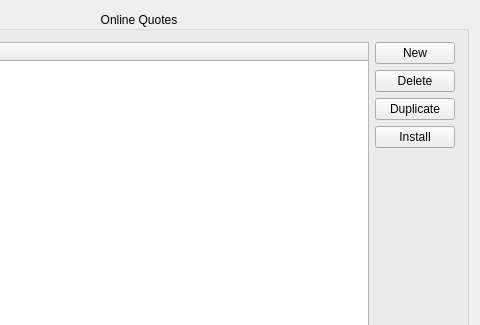
First picture: the form in src/alkonlinequotes.ui, repository KDE/alkimia, before the edit; both pictures show x 201 to 681 and y 0 to 325 of the 681 by 1462 pixel window.
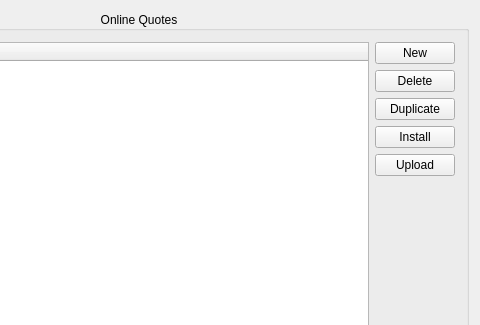
Second picture: the form after the edit. Icons and pictures are not drawn. Custom widgets are drawn as their Qt base class.

Commit message:
Add support to upload GHNS online quote source
As the build in support has been removed a replacement is added to
create a package and pointers for uploading.

```diff
--- a/src/alkonlinequotes.ui
+++ b/src/alkonlinequotes.ui
@@ -90,6 +90,17 @@
             </property>
            </widget>
           </item>
+          <item>
+           <widget class="AlkPushButton" name="m_uploadButton">
+            <property name="text">
+             <string>Upload</string>
+            </property>
+            <property name="icon">
+             <iconset theme="cloud-upload">
+              <normaloff>.</normaloff>.</iconset>
+            </property>
+           </widget>
+          </item>
           <item>
            <spacer name="verticalSpacer">
             <property name="orientation">
```
The commit also changes 7 other files.
